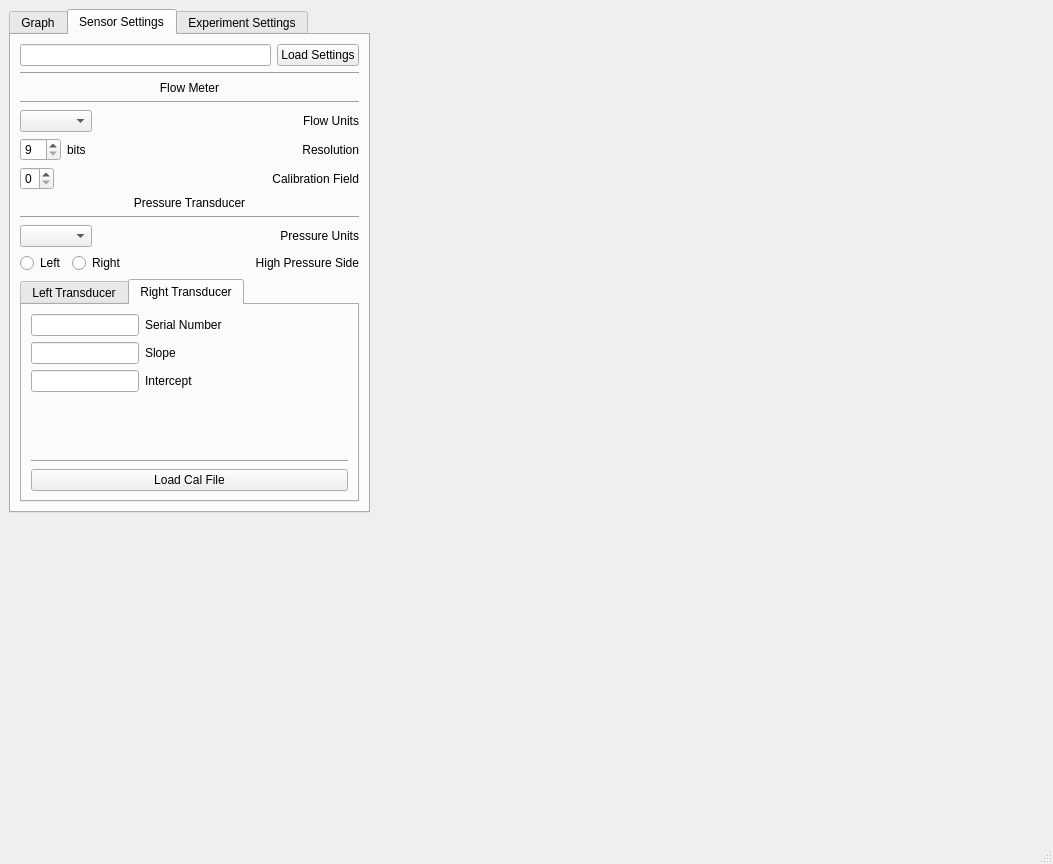
The window that src/flow_reader.ui (ljaworski88/flow_reader) describes before a commit, drawn with Qt 5.
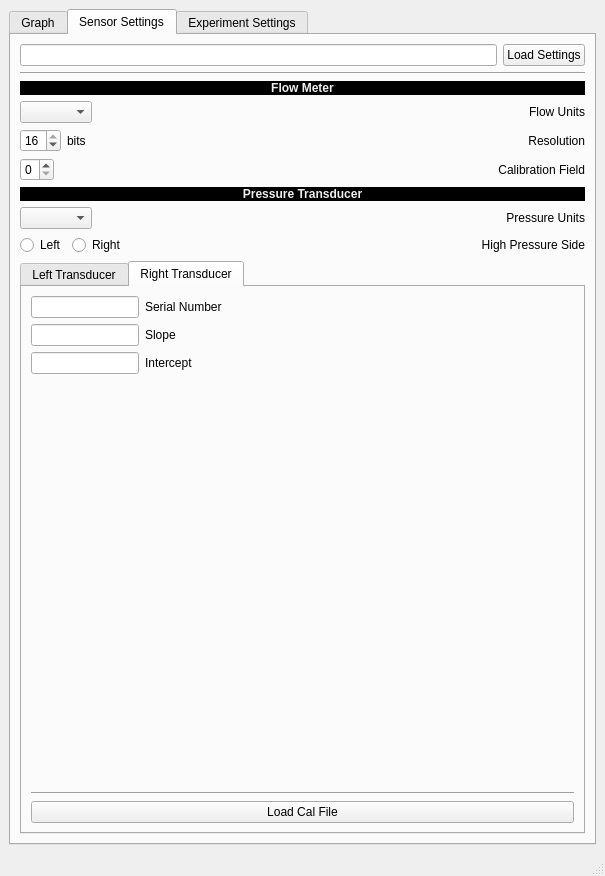
The same window after the commit. The open tabs and pages were chosen to show the change. Custom widgets are drawn as their Qt base class.

Diff of the .ui file:
```diff
--- a/src/flow_reader.ui
+++ b/src/flow_reader.ui
@@ -6,23 +6,17 @@
    <rect>
     <x>0</x>
     <y>0</y>
-    <width>1053</width>
-    <height>864</height>
+    <width>605</width>
+    <height>876</height>
    </rect>
   </property>
   <property name="windowTitle">
    <string>MainWindow</string>
   </property>
   <widget class="QWidget" name="centralwidget">
+   <layout class="QGridLayout" name="gridLayout_5">
+    <item row="0" column="0">
    <widget class="QTabWidget" name="mainTabStack">
-    <property name="geometry">
-     <rect>
-      <x>9</x>
-      <y>9</y>
-      <width>361</width>
-      <height>504</height>
-     </rect>
-    </property>
     <property name="currentIndex">
      <number>0</number>
     </property>
@@ -176,21 +170,18 @@
           <property name="autoFillBackground">
            <bool>false</bool>
           </property>
+            <property name="styleSheet">
+             <string notr="true">background-color: rgb(0, 0, 0);
+color: rgb(238, 238, 236);</string>
+            </property>
           <property name="text">
-           <string>Flow Meter</string>
+             <string>&lt;html&gt;&lt;head/&gt;&lt;body&gt;&lt;p&gt;&lt;span style=&quot; font-weight:600;&quot;&gt;Flow Meter&lt;/span&gt;&lt;/p&gt;&lt;/body&gt;&lt;/html&gt;</string>
           </property>
           <property name="alignment">
            <set>Qt::AlignCenter</set>
           </property>
          </widget>
         </item>
-        <item>
-         <widget class="Line" name="flowMeterSettingsLine">
-          <property name="orientation">
-           <enum>Qt::Horizontal</enum>
-          </property>
-         </widget>
-        </item>
         <item>
          <layout class="QFormLayout" name="flowMeterSettingsFormLayout">
           <item row="0" column="0">
@@ -216,6 +207,9 @@
               <property name="maximum">
                <number>16</number>
               </property>
+                <property name="value">
+                 <number>16</number>
+                </property>
              </widget>
             </item>
             <item>
@@ -258,21 +252,18 @@
         </item>
         <item>
          <widget class="QLabel" name="pressureTransducerSettingsLabel">
+            <property name="styleSheet">
+             <string notr="true">background-color: rgb(0, 0, 0);
+color: rgb(238, 238, 236);</string>
+            </property>
           <property name="text">
-           <string>Pressure Transducer</string>
+             <string>&lt;html&gt;&lt;head/&gt;&lt;body&gt;&lt;p&gt;&lt;span style=&quot; font-weight:600;&quot;&gt;Pressure Transducer&lt;/span&gt;&lt;/p&gt;&lt;/body&gt;&lt;/html&gt;</string>
           </property>
           <property name="alignment">
            <set>Qt::AlignCenter</set>
           </property>
          </widget>
         </item>
-        <item>
-         <widget class="Line" name="pressureTransducerSettingsLine">
-          <property name="orientation">
-           <enum>Qt::Horizontal</enum>
-          </property>
-         </widget>
-        </item>
         <item>
          <layout class="QFormLayout" name="pressureTransducerSettingsFormLayout">
           <item row="0" column="0">
@@ -514,6 +505,8 @@
      </attribute>
     </widget>
    </widget>
+    </item>
+   </layout>
   </widget>
   <widget class="QMenuBar" name="menubar">
    <property name="geometry">
```
Left out of the diff: 4 changed lines with no effect on the pictures. Lines whose indentation alone changed are shown as unchanged.
